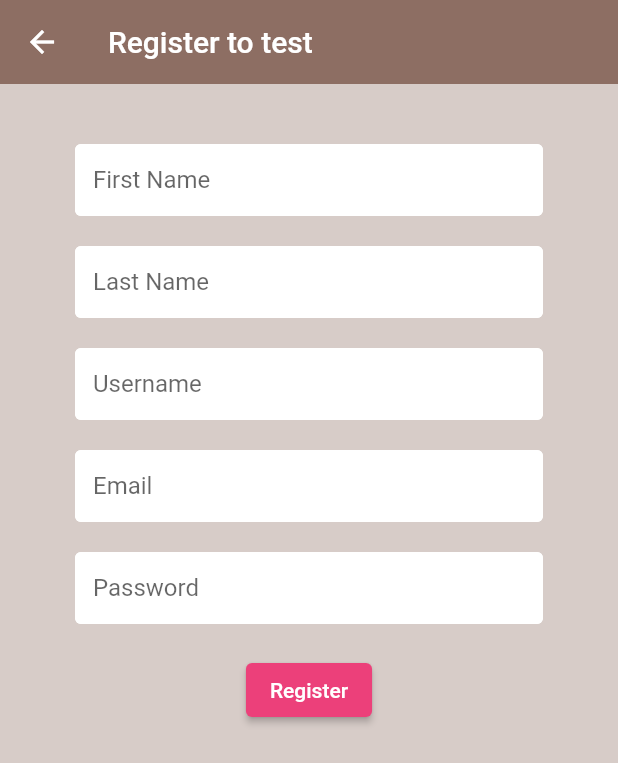
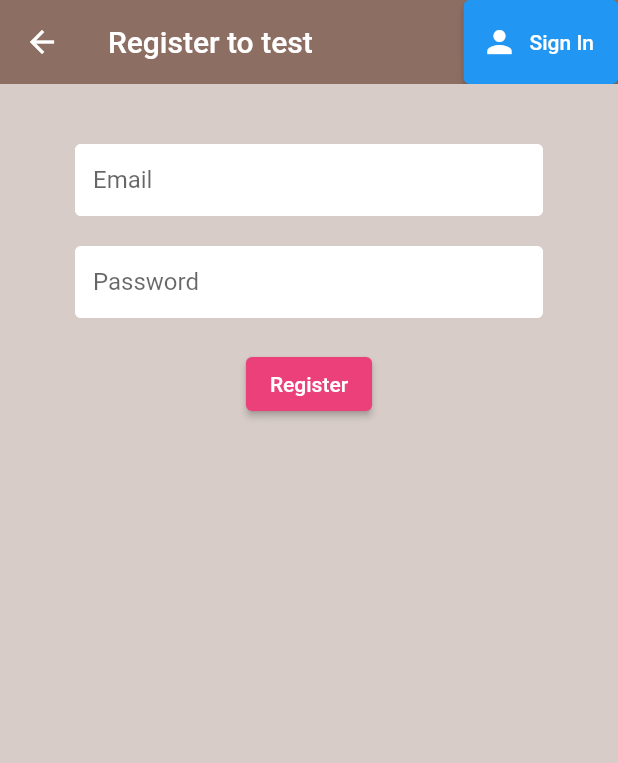
Before and after one commit to kaglet/kwiz_app, a Flutter app: the Register screen opened directly, on a phone screen of 412 x 824 dp. Shown: the top 763 px of the screen. Run offline on Flutter 3.47's test engine with Material 2 defaults, Android fonts, the light colour scheme and no system bars; our stand-ins replace cloud_firestore, firebase_auth, firebase_core, flutter_spinkit; accounts and stored records are empty.

Commit message:
Fixed authenticate screen. Added add user functionality.

```diff
--- a/lib/main.dart
+++ b/lib/main.dart
@@ -15,7 +15,7 @@ Future<void> main() async {
     options: DefaultFirebaseOptions.currentPlatform,
   );
 
-  runApp(StreamProvider<ourUser?>.value(
+  runApp(StreamProvider<OurUser?>.value(
     initialData: null,
     value: AuthService().user,
     child: MaterialApp(
--- a/lib/models/user.dart
+++ b/lib/models/user.dart
@@ -1,10 +1,10 @@
 import '../models/bookmarks.dart';
 import '../models/pastAttempt.dart';
 
-class ourUser {
+class OurUser {
   final String? uid;
 
-  ourUser({this.uid});
+  OurUser({this.uid});
 }
 
 class UserData {
--- a/lib/pages/authenticate/register.dart
+++ b/lib/pages/authenticate/register.dart
@@ -1,4 +1,5 @@
 import 'package:flutter/material.dart';
+import 'package:kwiz_v2/models/user.dart';
 import 'package:kwiz_v2/services/auth.dart';
 import 'package:kwiz_v2/shared/const.dart';
 import 'package:kwiz_v2/shared/loading.dart';
@@ -16,12 +17,16 @@ class _RegisterState extends State<Register> {
   final _formkey = GlobalKey<FormState>();
   final AuthService _auth = AuthService();
   bool loading = false;
-  String firstName = '';
-  String lastName = '';
-  String userName = '';
   String email = '';
   String password = '';
   String error = '';
+  UserData user = UserData(
+      uid: null,
+      firstName: 'John',
+      userName: 'John',
+      lastName: 'Doe',
+      bookmarkedQuizzes: [],
+      pastAttemptQuizzes: []);
 
   @override
   Widget build(BuildContext context) {
@@ -33,6 +38,19 @@ class _RegisterState extends State<Register> {
               backgroundColor: Colors.brown[400],
               elevation: 0.0,
               title: Text('Register to test'),
+              actions: <Widget>[
+                ElevatedButton.icon(
+                  onPressed: () {
+                    widget.toggleView!();
+                  },
+                  icon: Icon(Icons.person),
+                  label: Text('Sign In'),
+                  style: ButtonStyle(
+                    backgroundColor:
+                        MaterialStateProperty.all(Colors.brown[350]),
+                  ),
+                )
+              ],
             ),
             body: Container(
                 padding: EdgeInsets.symmetric(vertical: 20.0, horizontal: 50.0),
@@ -40,36 +58,6 @@ class _RegisterState extends State<Register> {
                     key: _formkey,
                     child: Column(
                       children: <Widget>[
-                        SizedBox(height: 20.0),
-                        TextFormField(
-                          decoration: textInputDecoration.copyWith(
-                              hintText: 'First Name'),
-                          validator: (val) =>
-                              val!.isEmpty ? 'Enter a first name' : null,
-                          onChanged: (val) {
-                            firstName = val;
-                          },
-                        ),
-                        SizedBox(height: 20.0),
-                        TextFormField(
-                          decoration: textInputDecoration.copyWith(
-                              hintText: 'Last Name'),
-                          validator: (val) =>
-                              val!.isEmpty ? 'Enter a last name' : null,
-                          onChanged: (val) {
-                            lastName = val;
-                          },
-                        ),
-                        SizedBox(height: 20.0),
-                        TextFormField(
-                          decoration: textInputDecoration.copyWith(
-                              hintText: 'Username'),
-                          validator: (val) =>
-                              val!.isEmpty ? 'Enter a  Username' : null,
-                          onChanged: (val) {
-                            userName = val;
-                          },
-                        ),
                         SizedBox(height: 20.0),
                         TextFormField(
                           decoration:
@@ -104,7 +92,7 @@ class _RegisterState extends State<Register> {
                                 loading = true;
                               });
                               dynamic result = await _auth.RegisterWithEandP(
-                                  email, password);
+                                  email, password, user);
                               if (this.mounted && result == null) {
                                 setState(() {
                                   loading = false;
@@ -122,7 +110,7 @@ class _RegisterState extends State<Register> {
                         Text(
                           error,
                           style: TextStyle(color: Colors.red, fontSize: 14.0),
-                        ),
+                        )
                       ],
                     ))),
           );
--- a/lib/pages/authenticate/start_screen.dart
+++ b/lib/pages/authenticate/start_screen.dart
@@ -41,7 +41,7 @@ class StartScreen extends StatelessWidget {
                   context,
                   MaterialPageRoute(
                       builder: (context) => SignIn(
-                            toggleView: null,
+                            toggleView: (null),
                           )),
                 );
               },
--- a/lib/pages/wrapper.dart
+++ b/lib/pages/wrapper.dart
@@ -8,13 +8,13 @@ import 'package:kwiz_v2/pages/authenticate/start_screen.dart';
 class Wrapper extends StatelessWidget {
   @override
   Widget build(BuildContext context) {
-    final user = Provider.of<ourUser?>(context);
+    final user = Provider.of<OurUser?>(context);
     print(user);
     // return either the Home or Authenticate widget
     if (user == null) {
-      return StartScreen();
+      return Authenticate();
     } else {
-      return const Home();
+      return Home();
     }
   }
 }
```
Also changed, not shown: lib/pages/authenticate/sign_in.dart (+14 -1 lines), lib/services/auth.dart (+16 -14 lines), lib/services/database.dart (+11 -2 lines).
